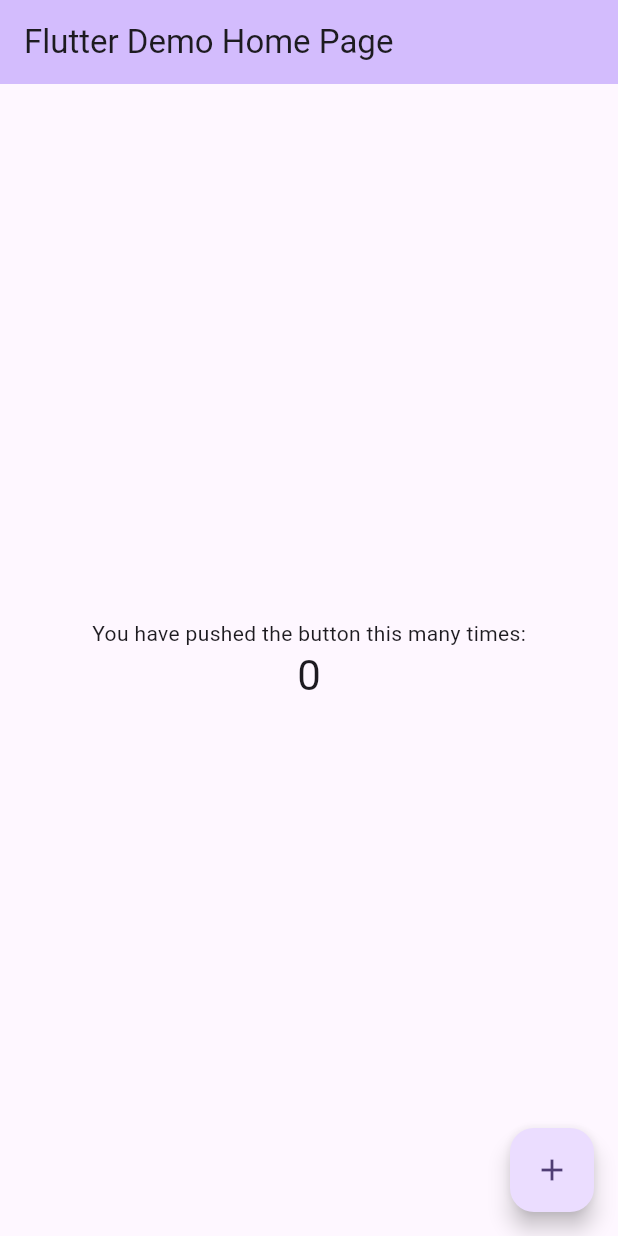
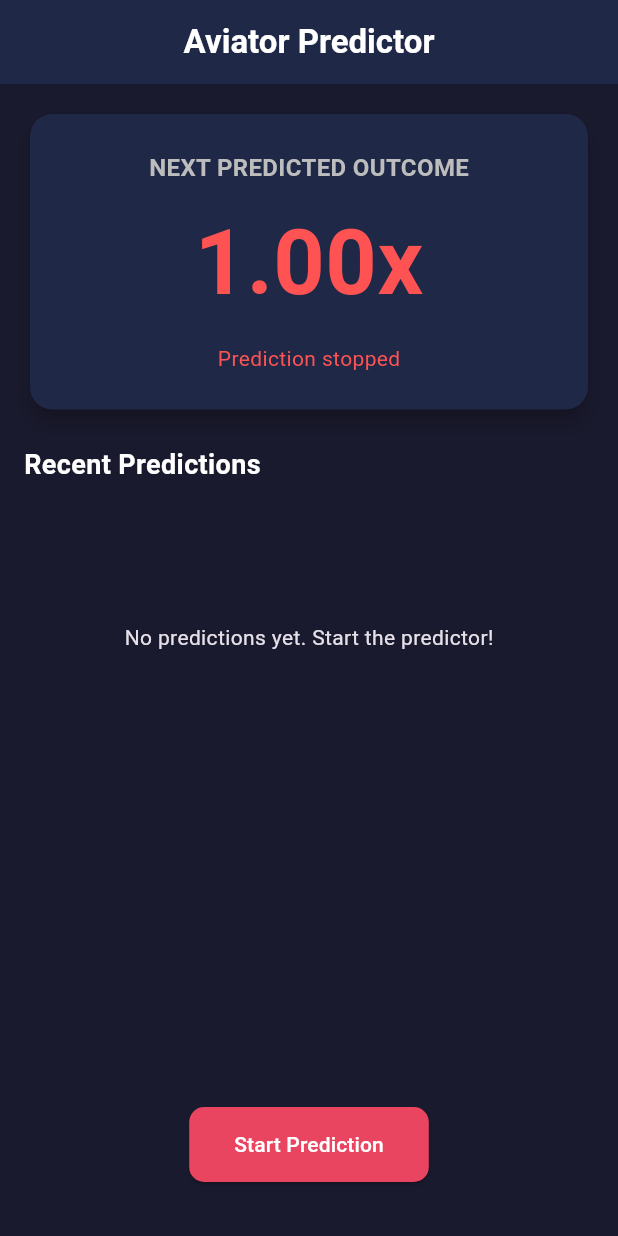
Before and after one commit to could-ai/019a50bd-d008-7621-905b-255556b96b63, a Flutter app: the screen it shows after launch, on a phone screen of 412 x 824 dp. Run offline on Flutter 3.47's test engine with Material 3 defaults, Android fonts, the phone set to English and light mode, and no system bars.

Commit message:
I have created a new, modern UI for the Aviator Predictor application, replacing the default Flutter counter app. The new interface features a dark theme, a central card to display the predicted outcome with color-coded results, and a list to show recent prediction history. A 'Start/Stop Prediction' button controls the simulation, which uses a timer to generate new random predictions every 3 seconds, providing a dynamic and responsive user experience. This establishes a solid visual and interactive foundation for the app.

```diff
--- a/usr/lib/main.dart
+++ b/usr/lib/main.dart
@@ -1,3 +1,6 @@
+import 'dart:async';
+import 'dart:math';
+
 import 'package:flutter/material.dart';
 
 void main() {
@@ -7,114 +10,210 @@ void main() {
 class MyApp extends StatelessWidget {
   const MyApp({super.key});
 
-  // This widget is the root of your application.
   @override
   Widget build(BuildContext context) {
     return MaterialApp(
-      title: 'Flutter Demo',
+      title: 'Aviator Predictor',
       debugShowCheckedModeBanner: false,
-      theme: ThemeData(
-        // This is the theme of your application.
-        //
-        // TRY THIS: Try running your application with "flutter run". You'll see
-        // the application has a purple toolbar. Then, without quitting the app,
-        // try changing the seedColor in the colorScheme below to Colors.green
-        // and then invoke "hot reload" (save your changes or press the "hot
-        // reload" button in a Flutter-supported IDE, or press "r" if you used
-        // the command line to start the app).
-        //
-        // Notice that the counter didn't reset back to zero; the application
-        // state is not lost during the reload. To reset the state, use hot
-        // restart instead.
-        //
-        // This works for code too, not just values: Most code changes can be
-        // tested with just a hot reload.
-        colorScheme: ColorScheme.fromSeed(seedColor: Colors.deepPurple),
+      theme: ThemeData.dark().copyWith(
+        scaffoldBackgroundColor: const Color(0xFF1A1A2E),
+        primaryColor: const Color(0xFFE94560),
+        colorScheme: const ColorScheme.dark().copyWith(
+          primary: const Color(0xFFE94560),
+          secondary: const Color(0xFF16213E),
+          surface: const Color(0xFF1F2947),
+        ),
+        appBarTheme: const AppBarTheme(
+          backgroundColor: Color(0xFF1F2947),
+          elevation: 0,
+        ),
+        cardTheme: CardTheme(
+          color: const Color(0xFF1F2947),
+          elevation: 5,
+          shape: RoundedRectangleBorder(
+            borderRadius: BorderRadius.circular(15),
+          ),
+        ),
+        elevatedButtonTheme: ElevatedButtonThemeData(
+          style: ElevatedButton.styleFrom(
+            backgroundColor: const Color(0xFFE94560),
+            foregroundColor: Colors.white,
+            shape: RoundedRectangleBorder(
+              borderRadius: BorderRadius.circular(10),
+            ),
+            padding: const EdgeInsets.symmetric(horizontal: 30, vertical: 15),
+          ),
+        ),
       ),
-      home: const MyHomePage(title: 'Flutter Demo Home Page'),
+      home: const PredictionScreen(),
     );
   }
 }
 
-class MyHomePage extends StatefulWidget {
-  const MyHomePage({super.key, required this.title});
-
-  // This widget is the home page of your application. It is stateful, meaning
-  // that it has a State object (defined below) that contains fields that affect
-  // how it looks.
-
-  // This class is the configuration for the state. It holds the values (in this
-  // case the title) provided by the parent (in this case the App widget) and
-  // used by the build method of the State. Fields in a Widget subclass are
-  // always marked "final".
-
-  final String title;
+class PredictionScreen extends StatefulWidget {
+  const PredictionScreen({super.key});
 
   @override
-  State<MyHomePage> createState() => _MyHomePageState();
+  State<PredictionScreen> createState() => _PredictionScreenState();
 }
 
-class _MyHomePageState extends State<MyHomePage> {
-  int _counter = 0;
+class _PredictionScreenState extends State<PredictionScreen> {
+  double _predictedMultiplier = 1.0;
+  final List<double> _history = [];
+  bool _isPredicting = false;
+  Timer? _timer;
+  final Random _random = Random();
 
-  void _incrementCounter() {
+  void _togglePrediction() {
     setState(() {
-      // This call to setState tells the Flutter framework that something has
-      // changed in this State, which causes it to rerun the build method below
-      // so that the display can reflect the updated values. If we changed
-      // _counter without calling setState(), then the build method would not be
-      // called again, and so nothing would appear to happen.
-      _counter++;
+      _isPredicting = !_isPredicting;
+      if (_isPredicting) {
+        _startPrediction();
+      } else {
+        _stopPrediction();
+      }
+    });
+  }
+
+  void _startPrediction() {
+    _timer = Timer.periodic(const Duration(seconds: 3), (timer) {
+      _generatePrediction();
+    });
+  }
+
+  void _stopPrediction() {
+    _timer?.cancel();
+  }
+
+  void _generatePrediction() {
+    setState(() {
+      if (_history.isNotEmpty) {
+        // Add the last prediction to history before generating a new one
+      }
+      final newPrediction = 1.0 + _random.nextDouble() * 4.0;
+      _predictedMultiplier = newPrediction;
+      _history.insert(0, newPrediction);
+      if (_history.length > 10) {
+        _history.removeLast();
+      }
     });
   }
 
   @override
+  void dispose() {
+    _timer?.cancel();
+    super.dispose();
+  }
+
+  @override
   Widget build(BuildContext context) {
-    // This method is rerun every time setState is called, for instance as done
-    // by the _incrementCounter method above.
-    //
-    // The Flutter framework has been optimized to make rerunning build methods
-    // fast, so that you can just rebuild anything that needs updating rather
-    // than having to individually change instances of widgets.
     return Scaffold(
       appBar: AppBar(
-        // TRY THIS: Try changing the color here to a specific color (to
-        // Colors.amber, perhaps?) and trigger a hot reload to see the AppBar
-        // change color while the other colors stay the same.
-        backgroundColor: Theme.of(context).colorScheme.inversePrimary,
-        // Here we take the value from the MyHomePage object that was created by
-        // the App.build method, and use it to set our appbar title.
-        title: Text(widget.title),
+        title: const Text('Aviator Predictor', style: TextStyle(fontWeight: FontWeight.bold)),
+        centerTitle: true,
       ),
-      body: Center(
-        // Center is a layout widget. It takes a single child and positions it
-        // in the middle of the parent.
+      body: Padding(
+        padding: const EdgeInsets.all(16.0),
         child: Column(
-          // Column is also a layout widget. It takes a list of children and
-          // arranges them vertically. By default, it sizes itself to fit its
-          // children horizontally, and tries to be as tall as its parent.
-          //
-          // Column has various properties to control how it sizes itself and
-          // how it positions its children. Here we use mainAxisAlignment to
-          // center the children vertically; the main axis here is the vertical
-          // axis because Columns are vertical (the cross axis would be
-          // horizontal).
-          //
-          // TRY THIS: Invoke "debug painting" (choose the "Toggle Debug Paint"
-          // action in the IDE, or press "p" in the console), to see the
-          // wireframe for each widget.
-          mainAxisAlignment: MainAxisAlignment.center,
-          children: <Widget>[
-            const Text('You have pushed the button this many times:'),
-            Text('$_counter', style: Theme.of(context).textTheme.headlineMedium),
+          children: [
+            _buildPredictionCard(),
+            const SizedBox(height: 20),
+            _buildHistoryList(),
+            const Spacer(),
+            ElevatedButton(
+              onPressed: _togglePrediction,
+              child: Text(_isPredicting ? 'Stop Prediction' : 'Start Prediction'),
+            ),
+            const SizedBox(height: 20),
           ],
         ),
       ),
-      floatingActionButton: FloatingActionButton(
-        onPressed: _incrementCounter,
-        tooltip: 'Increment',
-        child: const Icon(Icons.add),
-      ), // This trailing comma makes auto-formatting nicer for build methods.
+    );
+  }
+
+  Widget _buildPredictionCard() {
+    return Card(
+      child: Container(
+        padding: const EdgeInsets.all(24.0),
+        width: double.infinity,
+        child: Column(
+          children: [
+            Text(
+              'NEXT PREDICTED OUTCOME',
+              style: TextStyle(
+                color: Colors.grey[400],
+                fontSize: 16,
+                fontWeight: FontWeight.bold,
+              ),
+            ),
+            const SizedBox(height: 10),
+            Text(
+              '${_predictedMultiplier.toStringAsFixed(2)}x',
+              style: TextStyle(
+                color: _predictedMultiplier < 2.0 ? Colors.redAccent : Colors.greenAccent,
+                fontSize: 60,
+                fontWeight: FontWeight.bold,
+              ),
+            ),
+            const SizedBox(height: 10),
+            Text(
+              _isPredicting ? 'Listening for next round...' : 'Prediction stopped',
+              style: TextStyle(
+                color: _isPredicting ? Colors.greenAccent : Colors.redAccent,
+                fontSize: 14,
+              ),
+            ),
+          ],
+        ),
+      ),
+    );
+  }
+
+  Widget _buildHistoryList() {
+    return Expanded(
+      child: Column(
+        crossAxisAlignment: CrossAxisAlignment.start,
+        children: [
+          const Text(
+            'Recent Predictions',
+            style: TextStyle(fontSize: 18, fontWeight: FontWeight.bold, color: Colors.white),
+          ),
+          const SizedBox(height: 10),
+          Expanded(
+            child: _history.isEmpty
+                ? const Center(
+                    child: Text('No predictions yet. Start the predictor!'),
+                  )
+                : ListView.builder(
+                    itemCount: _history.length,
+                    itemBuilder: (context, index) {
+                      final item = _history[index];
+                      return Card(
+                        margin: const EdgeInsets.symmetric(vertical: 4.0),
+                        color: Theme.of(context).colorScheme.secondary,
+                        child: ListTile(
+                          leading: Icon(
+                            Icons.trending_up,
+                            color: item < 2.0 ? Colors.redAccent : Colors.greenAccent,
+                          ),
+                          title: Text(
+                            '${item.toStringAsFixed(2)}x',
+                            style: const TextStyle(
+                              fontWeight: FontWeight.bold,
+                              fontSize: 16,
+                            ),
+                          ),
+                          trailing: Text(
+                            '#${_history.length - index}',
+                            style: TextStyle(color: Colors.grey[500]),
+                          ),
+                        ),
+                      );
+                    },
+                  ),
+          ),
+        ],
+      ),
     );
   }
 }
```
